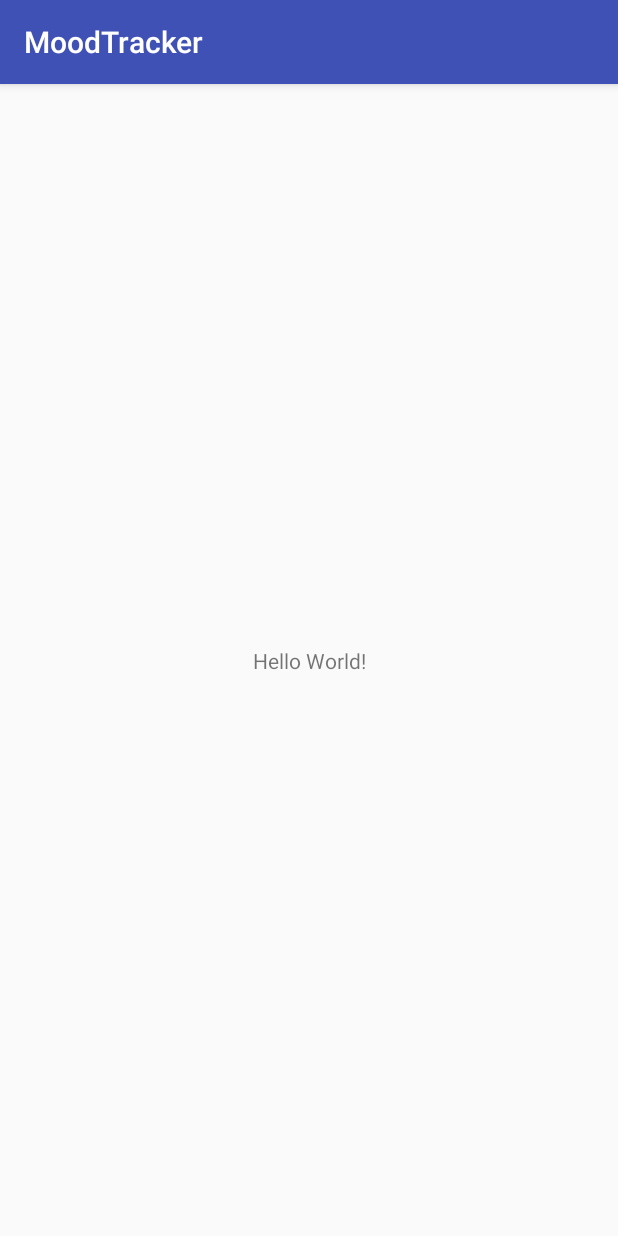
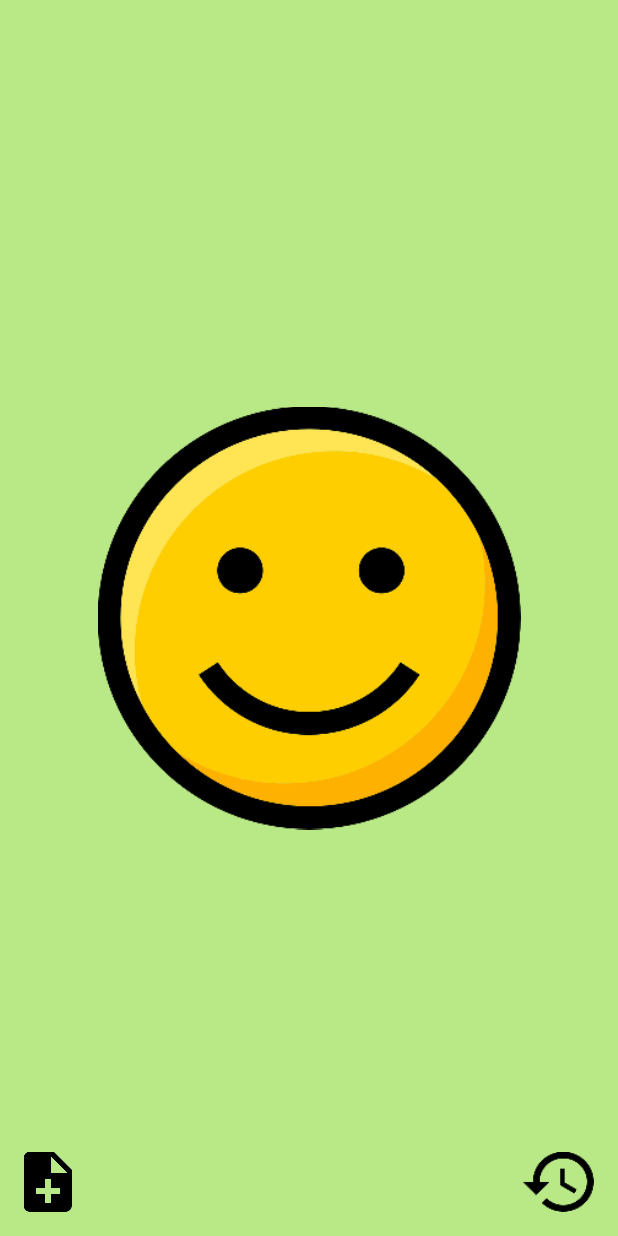
Before and after one commit to Gaalrauch/MoodTracker, an Android app: the screen it shows after launch (MainActivity), on a phone screen of 412 x 824 dp. Run offline under Robolectric (Android 15) with nearby library versions, the light colour scheme and no system bars.

Commit message:
First implementation of main activity layout. Action bar removed.

```diff
--- /dev/null
+++ b/app/src/main/java/fr/hironic/moodtracker/model/Mood.java
@@ -0,0 +1,15 @@
+package fr.hironic.moodtracker.model;
+
+import android.graphics.Color;
+
+public class Mood {
+
+    private Color mMoodColor;
+
+    public Mood (int moodValue) {
+
+
+
+    }
+
+}
--- a/app/src/main/res/layout/activity_main.xml
+++ b/app/src/main/res/layout/activity_main.xml
@@ -4,15 +4,42 @@
     xmlns:tools="http://schemas.android.com/tools"
     android:layout_width="match_parent"
     android:layout_height="match_parent"
+    android:background="@color/light_sage"
     tools:context=".controller.MainActivity">
 
-    <TextView
-        android:layout_width="wrap_content"
-        android:layout_height="wrap_content"
-        android:text="Hello World!"
+    <ImageView
+        android:id="@+id/imgSmiley"
+        android:layout_width="282dp"
+        android:layout_height="0dp"
+        android:layout_marginBottom="8dp"
+        android:layout_marginEnd="8dp"
+        android:layout_marginStart="8dp"
+        android:layout_marginTop="8dp"
+        android:contentDescription="@string/happy"
         app:layout_constraintBottom_toBottomOf="parent"
-        app:layout_constraintLeft_toLeftOf="parent"
-        app:layout_constraintRight_toRightOf="parent"
-        app:layout_constraintTop_toTopOf="parent" />
+        app:layout_constraintEnd_toEndOf="parent"
+        app:layout_constraintStart_toStartOf="parent"
+        app:layout_constraintTop_toTopOf="parent"
+        app:layout_constraintVertical_bias="0.0"
+        app:srcCompat="@drawable/smiley_happy" />
 
+    <Button
+        android:id="@+id/btnNoteAdd"
+        android:layout_width="32dp"
+        android:layout_height="40dp"
+        android:layout_marginBottom="16dp"
+        android:layout_marginStart="16dp"
+        android:background="@drawable/ic_note_add_black"
+        app:layout_constraintBottom_toBottomOf="parent"
+        app:layout_constraintStart_toStartOf="parent" />
+
+    <Button
+        android:id="@+id/btnHistory"
+        android:layout_width="47dp"
+        android:layout_height="40dp"
+        android:layout_marginBottom="16dp"
+        android:layout_marginEnd="16dp"
+        android:background="@drawable/ic_history_black"
+        app:layout_constraintBottom_toBottomOf="parent"
+        app:layout_constraintEnd_toEndOf="parent" />
 </android.support.constraint.ConstraintLayout>
--- a/app/src/main/res/values/colors.xml
+++ b/app/src/main/res/values/colors.xml
@@ -8,7 +8,7 @@
     <color name="faded_red">#ffde3c50</color>
     <color name="warm_grey">#ff9b9b9b</color>
     <color name="cornflower_blue_65">#a5468ad9</color>
-    <color name="light_sage">#ffb8e986</color>
+    <color name="light_sage">#b8e986</color>
     <color name="banana_yellow">#fff9ec4f</color>
 
 </resources>
--- a/app/src/main/res/values/strings.xml
+++ b/app/src/main/res/values/strings.xml
@@ -1,3 +1,4 @@
 <resources>
     <string name="app_name">MoodTracker</string>
+    <string name="happy">Happy</string>
 </resources>
--- a/app/src/main/res/values/styles.xml
+++ b/app/src/main/res/values/styles.xml
@@ -1,7 +1,7 @@
 <resources>
 
     <!-- Base application theme. -->
-    <style name="AppTheme" parent="Theme.AppCompat.Light.DarkActionBar">
+    <style name="AppTheme" parent="Theme.AppCompat.Light.NoActionBar">
         <!-- Customize your theme here. -->
         <item name="colorPrimary">@color/colorPrimary</item>
         <item name="colorPrimaryDark">@color/colorPrimaryDark</item>
```
